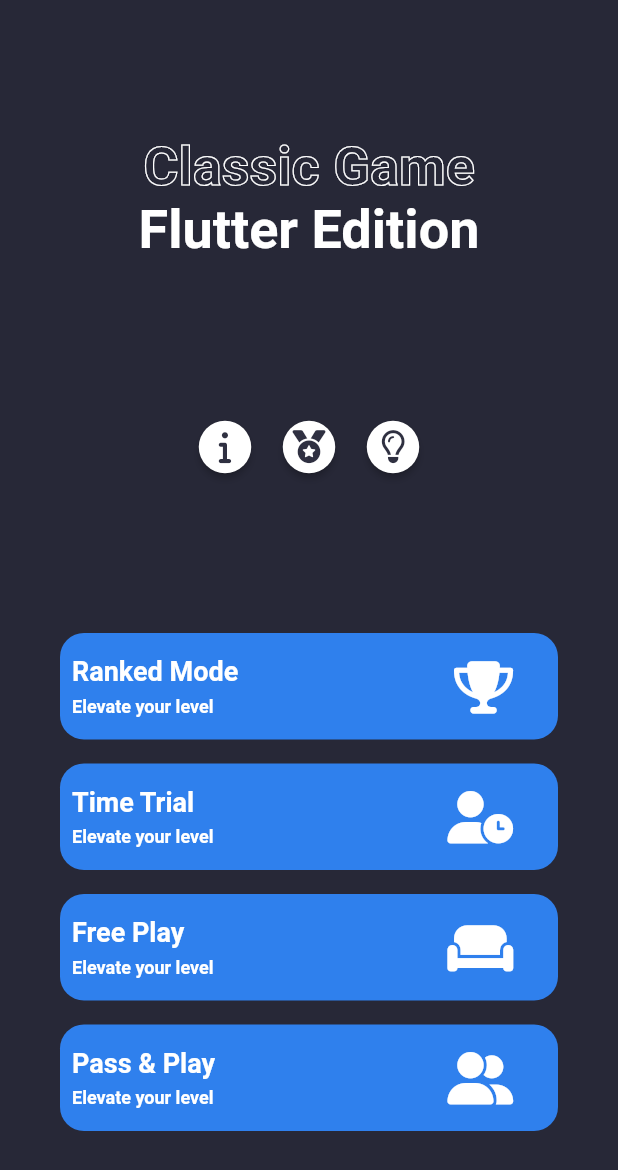
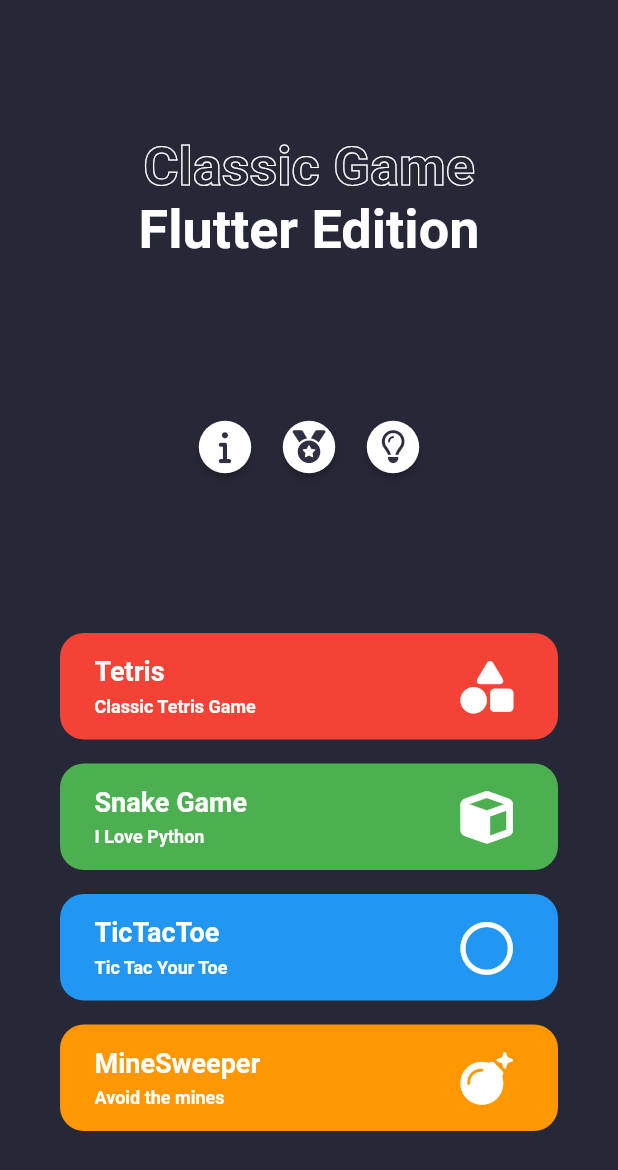
Before and after one commit to Rollerturtle/gamecom, a Flutter app: the screen it shows after launch, on a phone screen of 412 x 824 dp. Shown: the top 1170 px of the screen. Run offline on Flutter 3.47's test engine with Material 2 defaults, Android fonts, the phone set to English and light mode, and no system bars; our stand-ins replace font_awesome_flutter; Roboto replaces fonts that are missing (Manrope).

Commit message:
Fixing Main Menu

```diff
--- a/lib/game_menu.dart
+++ b/lib/game_menu.dart
@@ -53,14 +53,14 @@
             Wrap(
               runSpacing: 16,
               children: [
-                modeButton('Ranked Mode', 'Elevate your level',
-                    FontAwesomeIcons.trophy, Color(0xFF2F80ED), width),
-                modeButton('Time Trial', 'Elevate your level',
-                    FontAwesomeIcons.userClock, Color(0xFF2F80ED), width),
-                modeButton('Free Play', 'Elevate your level',
-                    FontAwesomeIcons.couch, Color(0xFF2F80ED), width),
-                modeButton('Pass & Play', 'Elevate your level',
-                    FontAwesomeIcons.userFriends, Color(0xFF2F80ED), width),
+                modeButton('Tetris', 'Classic Tetris Game',
+                    FontAwesomeIcons.shapes, Colors.red, width),
+                modeButton('Snake Game', 'I Love Python', FontAwesomeIcons.cube,
+                    Colors.green, width),
+                modeButton('TicTacToe', 'Tic Tac Your Toe',
+                    FontAwesomeIcons.circle, Colors.blue, width),
+                modeButton('MineSweeper', 'Avoid the mines',
+                    FontAwesomeIcons.bomb, Colors.orange, width),
               ],
             ),
           ],
@@ -94,16 +94,21 @@
     child: Container(
       width: width,
       decoration: BoxDecoration(
-          color: color, borderRadius: BorderRadius.all(Radius.circular(16))),
+        color: color,
+        borderRadius: BorderRadius.all(Radius.circular(16)),
+      ),
       child: Row(
         mainAxisAlignment: MainAxisAlignment.spaceBetween,
         children: [
           Padding(
-            padding: const EdgeInsets.all(8.0),
+            padding: const EdgeInsets.all(15.0),
             child: Column(
               crossAxisAlignment: CrossAxisAlignment.start,
               children: [
-                Text(
+                Padding(
+                  padding: const EdgeInsets.only(
+                      left: 8.0), // Padding kiri untuk judul
+                  child: Text(
                     title,
                     style: TextStyle(
                       fontWeight: FontWeight.bold,
@@ -113,17 +118,21 @@
                       fontSize: 18,
                     ),
                   ),
+                ),
                 Padding(
-                  padding: const EdgeInsets.only(top: 6.0),
-                  child: Text(subtitle,
+                  padding: const EdgeInsets.only(
+                      top: 6.0, left: 8.0), // Padding kiri untuk subjudul
+                  child: Text(
+                    subtitle,
                     style: TextStyle(
                       fontWeight: FontWeight.bold,
                       decoration: TextDecoration.none,
                       fontFamily: 'Manrope',
                       color: Colors.white,
                       fontSize: 12,
-                      )),
-                )
+                    ),
+                  ),
+                ),
               ],
             ),
           ),
```
Lines whose indentation alone changed are shown as unchanged.
